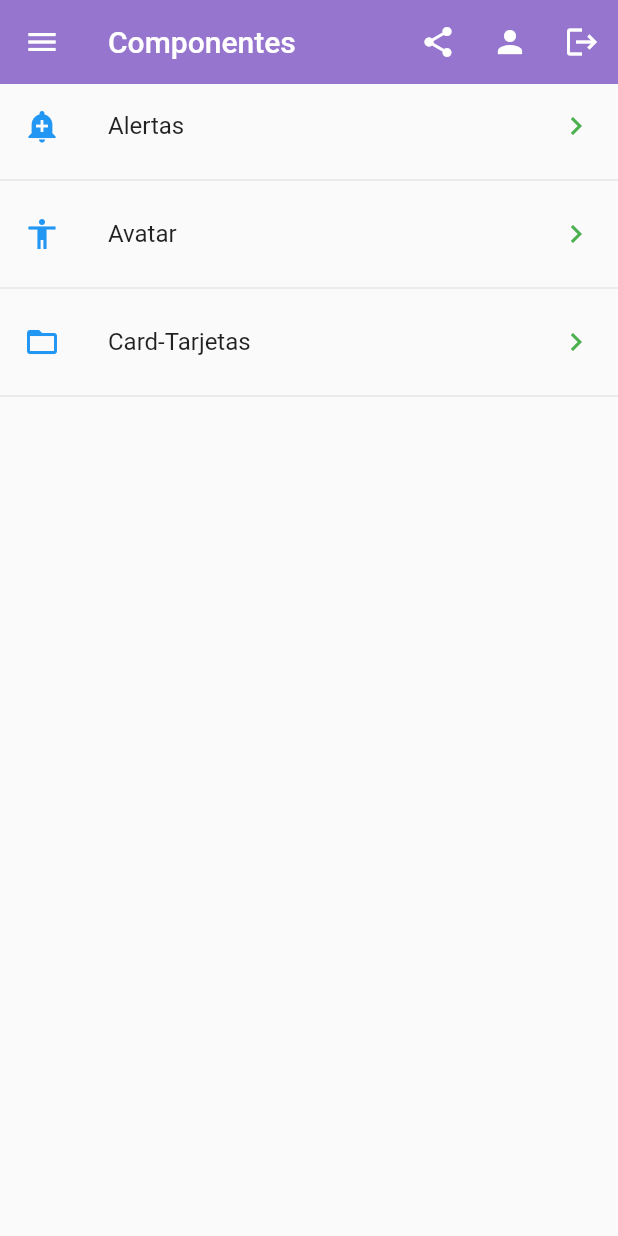
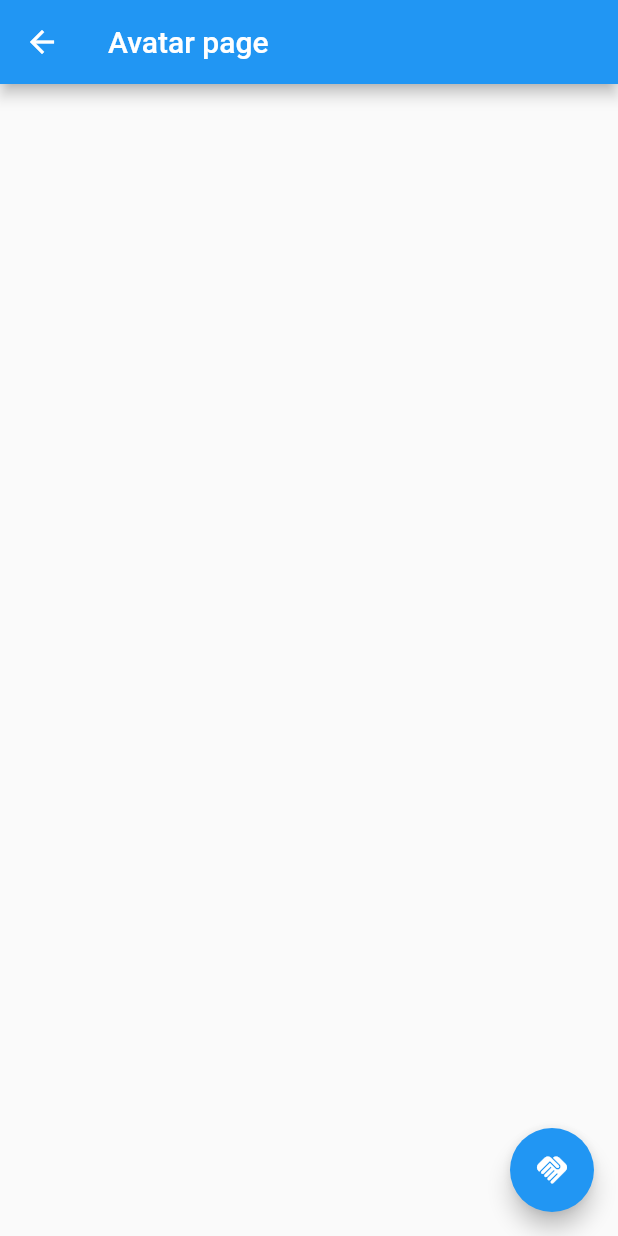
Before and after one commit to wmorales0207/componentes, a Flutter app: the screen it shows after launch, after a tap on "Alertas", on a phone screen of 412 x 824 dp. Run offline on Flutter 3.47's test engine with Material 2 defaults, Android fonts, the phone set to English and light mode, and no system bars.

Commit message:
navegar a otra page  6 vidceo12

```diff
--- /dev/null
+++ b/lib/src/pages/alert_page.dart
@@ -0,0 +1,19 @@
+import 'package:flutter/material.dart';
+
+class AlertPage extends StatelessWidget {
+  const AlertPage({super.key});
+
+  @override
+  Widget build(BuildContext context) {
+    return Scaffold(
+        appBar: AppBar(
+          title: const Text('Avatar page'),
+        ),
+        floatingActionButton: FloatingActionButton(
+          onPressed: () {
+            Navigator.pop(context);
+          },
+          child: const Icon(Icons.handshake),
+        ));
+  }
+}
--- a/lib/src/pages/home_page.dart
+++ b/lib/src/pages/home_page.dart
@@ -1,3 +1,4 @@
+import 'package:componentes/src/pages/alert_page.dart';
 import 'package:componentes/src/provider/menu_provider.dart';
 import 'package:componentes/src/utils/icono_strings.dart';
 import 'package:flutter/material.dart';
@@ -60,12 +61,12 @@ class HomePage extends StatelessWidget {
           //print('object');
           //print(snapshot.data);
           return ListView(
-            children: _listaItems(snapshot.data),
+            children: _listaItems(snapshot.data, context),
           );
         });
   }
 
-  List<Widget> _listaItems(List<dynamic>? data) {
+  List<Widget> _listaItems(List<dynamic>? data, BuildContext context) {
     final List<Widget> opciones = [];
 
     if (data == null) {
@@ -82,7 +83,18 @@ class HomePage extends StatelessWidget {
           Icons.keyboard_arrow_right_outlined,
           color: Colors.green,
         ),
-        onTap: () {},
+        onTap: () {
+          final route =
+              MaterialPageRoute(builder: (context) => const AlertPage());
+
+          Navigator.push(
+              context, route); // el navigator necesita el context y la route
+          //(  el context contiene toda la info del entorno, del arbol de widget
+          //
+          // ) y una ruta.
+          //en este caso el context lo tenia ya en el future builder y solo lo pase como
+          // un parametro mas del metodo
+        },
       );
       opciones.add(temp);
       opciones.add(const Divider());
```
Also changed, not shown: lib/src/pages/avatar_page.dart (added).
